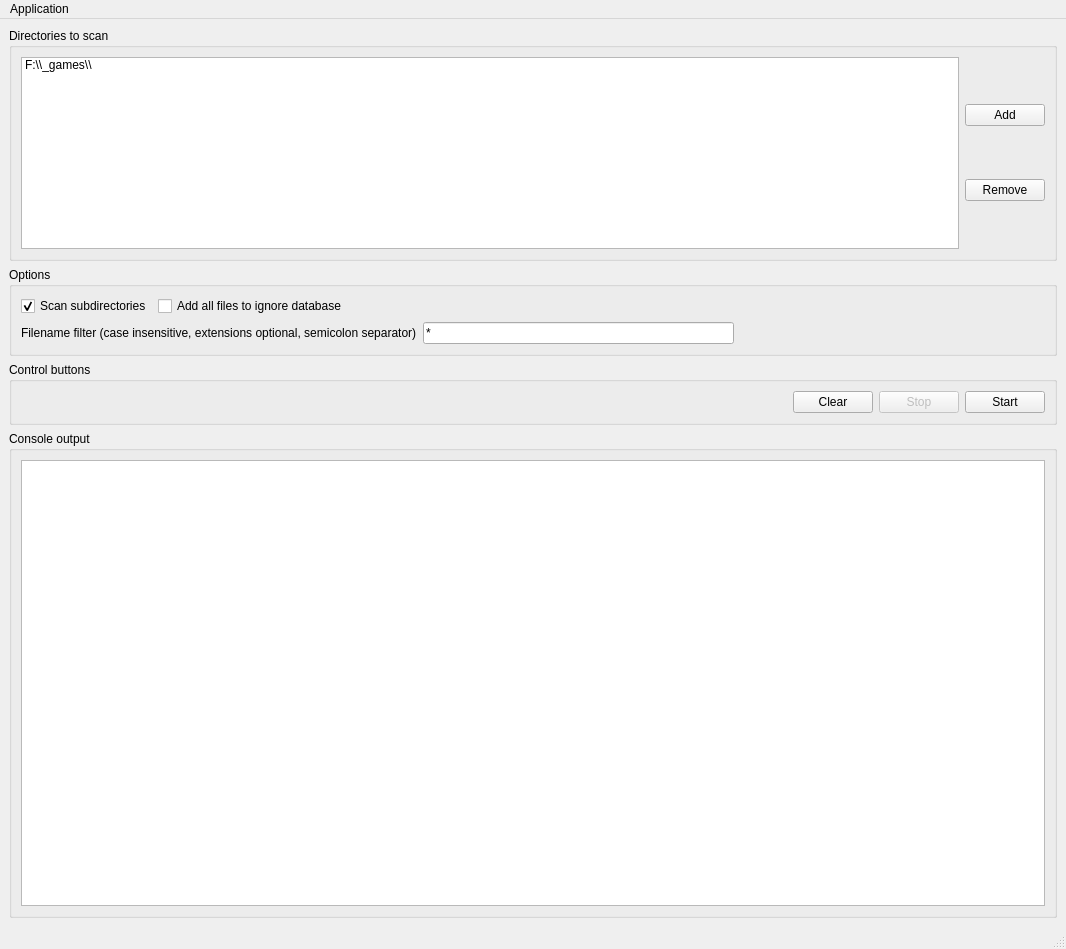
This is OpenFileOrganizer.ui in robertpel83/FileOrganizer as Qt 5 draws it before an edit. The edited form follows.
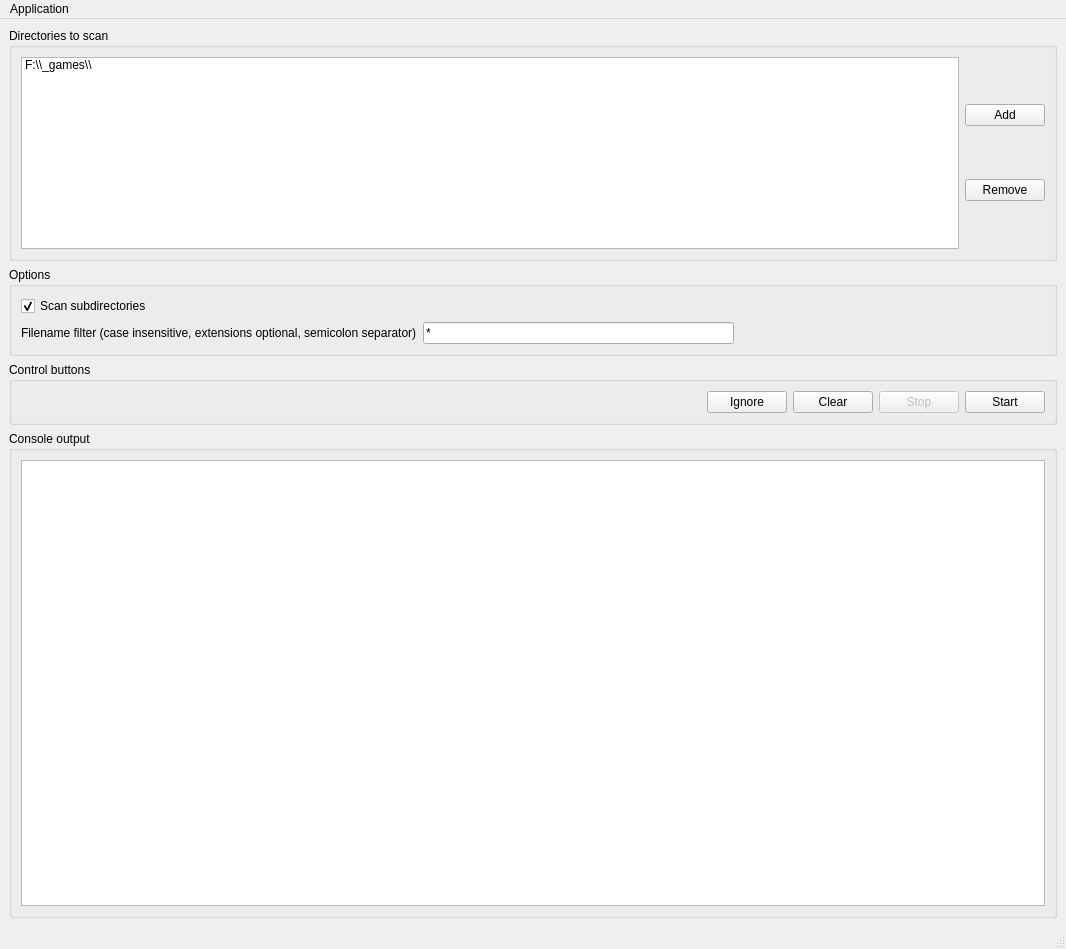
This is the edited form.

Commit message: adding ignore db functionality

```diff
--- a/OpenFileOrganizer.ui
+++ b/OpenFileOrganizer.ui
@@ -79,6 +79,19 @@
           <layout class="QVBoxLayout" name="optionsVerticalLayout">
            <item>
             <layout class="QGridLayout" name="optionsGridLayout">
+             <item row="2" column="2">
+              <spacer name="horizontalSpacer_2">
+               <property name="orientation">
+                <enum>Qt::Horizontal</enum>
+               </property>
+               <property name="sizeHint" stdset="0">
+                <size>
+                 <width>40</width>
+                 <height>20</height>
+                </size>
+               </property>
+              </spacer>
+             </item>
              <item row="2" column="1">
               <widget class="QCheckBox" name="scanSubDirsCheckBox">
                <property name="text">
@@ -89,26 +102,6 @@
                </property>
               </widget>
              </item>
-             <item row="2" column="3">
-              <spacer name="horizontalSpacer_2">
-               <property name="orientation">
-                <enum>Qt::Horizontal</enum>
-               </property>
-               <property name="sizeHint" stdset="0">
-                <size>
-                 <width>40</width>
-                 <height>20</height>
-                </size>
-               </property>
-              </spacer>
-             </item>
-             <item row="2" column="2">
-              <widget class="QCheckBox" name="addAllFilesToIgnoreDatabaseCheckBox">
-               <property name="text">
-                <string>Add all files to ignore database</string>
-               </property>
-              </widget>
-             </item>
             </layout>
            </item>
            <item>
@@ -168,6 +161,13 @@
              </property>
             </spacer>
            </item>
+           <item>
+            <widget class="QPushButton" name="ignoreDirsPushButton">
+             <property name="text">
+              <string>Ignore</string>
+             </property>
+            </widget>
+           </item>
            <item>
             <widget class="QPushButton" name="clearPushButton">
              <property name="text">
```
The commit also changes 4 other files.
